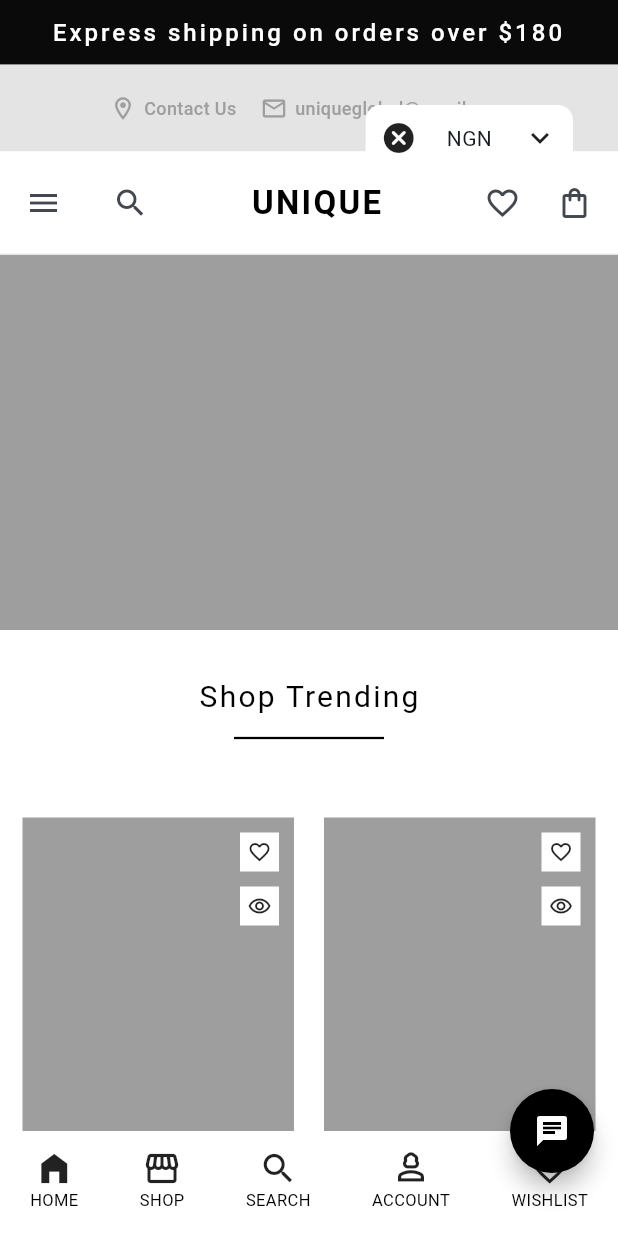
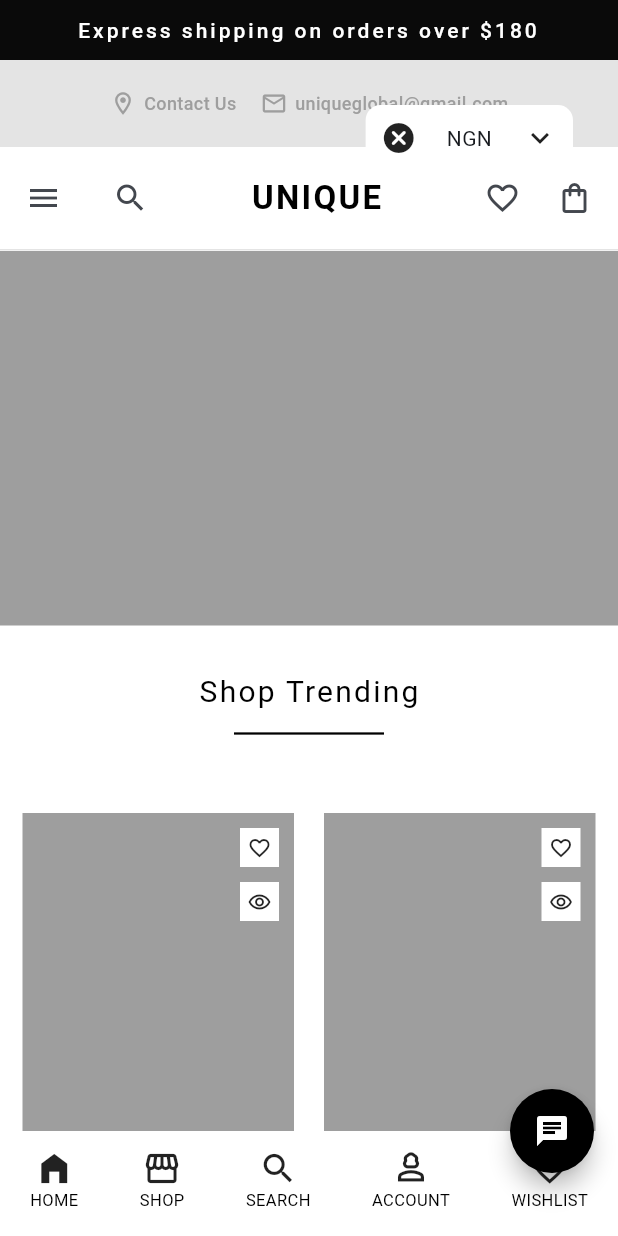
Before and after one commit to joena1o/Unique-E-commerce-App, a Flutter app: the screen it shows after launch, on a phone screen of 412 x 824 dp. Run offline on Flutter 3.47's test engine with Material 3 defaults, Android fonts, the phone set to English and light mode, and no system bars; our stand-ins replace flutter_breadcrumb, font_awesome_flutter, get_it, go_router; Roboto replaces fonts that are missing (Montserrat).

Commit message:
responsive fixes

```diff
--- a/lib/features/home_screen/pages/home_screen.dart
+++ b/lib/features/home_screen/pages/home_screen.dart
@@ -4,6 +4,7 @@ import 'package:beunique_ecommerce/features/home_screen/widgets/end_drawer_items
 import 'package:beunique_ecommerce/features/home_screen/widgets/links_area.dart';
 import 'package:beunique_ecommerce/features/home_screen/widgets/full_screen_widgets/full_screen_navbar.dart';
 import 'package:beunique_ecommerce/features/home_screen/widgets/info_banner.dart';
+import 'package:beunique_ecommerce/features/home_screen/widgets/mobile_navbar.dart';
 import 'package:beunique_ecommerce/features/home_screen/widgets/top_banner.dart';
 import 'package:beunique_ecommerce/utils/responsive.dart';
 import 'package:flutter/material.dart';
@@ -54,107 +55,12 @@ class _HomeScreenState extends State<HomeScreen>
                   const TopBanner(),
                   const InfoBanner(),
                   Responsive.isMobile(context)
-                      ? Container(
-                          decoration: BoxDecoration(
-                              border: Border(
-                                  bottom:
-                                      BorderSide(color: AppColors.borderGray)),
-                              color: Colors.white),
-                          padding: const EdgeInsets.symmetric(
-                              vertical: 10.0, horizontal: 5),
-                          child: Row(
-                            children: [
-                              IconButton(
-                                  onPressed: () {
-                                    _scaffoldKey.currentState?.openDrawer();
-                                  },
-                                  icon: const Icon(Icons.menu)),
-                              const SizedBox(
-                                width: 10,
-                              ),
-                              IconButton(
-                                  onPressed: () {
-                                    showTopSheet(
-                                      context,
-                                      Padding(
-                                        padding: const EdgeInsets.all(16.0),
-                                        child: Column(
-                                          mainAxisSize: MainAxisSize.min,
-                                          children: [
-                                            Align(
-                                              alignment: Alignment.bottomRight,
-                                              child: IconButton(
-                                                onPressed: () {
-                                                  overlayEntry.remove();
-                                                },
-                                                icon: const Icon(Icons.close),
-                                              ),
-                                            ),
-                                            const SizedBox(
-                                              height: 20,
-                                            ),
-                                            Container(
-                                                decoration: BoxDecoration(
-                                                  border: Border(
-                                                    bottom: BorderSide(
-                                                      color: AppColors
-                                                          .borderGray, // Border color
-                                                      width:
-                                                          2.0, // Border width
-                                                      style: BorderStyle
-                                                          .solid, // Border style
-                                                    ),
-                                                  ),
-                                                ),
-                                                child: Row(
-                                                  children: [
-                                                    Expanded(
-                                                      child: TextFormField(
-                                                          decoration:
-                                                              InputDecoration(
-                                                                  suffixIcon:
-                                                                      IconButton(
-                                                                    onPressed:
-                                                                        () {},
-                                                                    icon: const Icon(
-                                                                        Icons
-                                                                            .search),
-                                                                  ),
-                                                                  border:
-                                                                      InputBorder
-                                                                          .none,
-                                                                  enabledBorder:
-                                                                      InputBorder
-                                                                          .none,
-                                                                  focusedBorder:
-                                                                      InputBorder
-                                                                          .none,
-                                                                  hintText:
-                                                                      "Search..")),
-                                                    )
-                                                  ],
-                                                )),
-                                            Container(height: 200)
-                                          ],
-                                        ),
-                                      ),
-                                    );
-                                  },
-                                  icon: const Icon(Icons.search)),
-                              const Spacer(),
-                              Text("UNIQUE",
-                                  style: UtilityClass.headerStyleBlack),
-                              const Spacer(),
-                              IconButton(
-                                  onPressed: () {},
-                                  icon: const Icon(Icons.favorite_outline)),
-                              IconButton(
-                                  onPressed: () {
-                                    _scaffoldKey.currentState?.openEndDrawer();
-                                  },
-                                  icon: const Icon(Icons.shopping_bag_outlined))
-                            ],
-                          ),
+                      ? MobileNavbar(
+                          openEndDrawer: () =>
+                              _scaffoldKey.currentState?.openEndDrawer(),
+                          openDrawer: () =>
+                              _scaffoldKey.currentState?.openDrawer(),
+                          openSearch: () => openSearch(),
                         )
                       : const FullScreenNavbar(),
                   widget.child,
@@ -374,4 +280,57 @@ class _HomeScreenState extends State<HomeScreen>
 
     overlay.insert(overlayEntry);
   }
+
+  void openSearch() {
+    showTopSheet(
+      context,
+      Padding(
+        padding: const EdgeInsets.all(16.0),
+        child: Column(
+          mainAxisSize: MainAxisSize.min,
+          children: [
+            Align(
+              alignment: Alignment.bottomRight,
+              child: IconButton(
+                onPressed: () {
+                  overlayEntry.remove();
+                },
+                icon: const Icon(Icons.close),
+              ),
+            ),
+            const SizedBox(
+              height: 20,
+            ),
+            Container(
+                decoration: BoxDecoration(
+                  border: Border(
+                    bottom: BorderSide(
+                      color: AppColors.borderGray, // Border color
+                      width: 2.0, // Border width
+                      style: BorderStyle.solid, // Border style
+                    ),
+                  ),
+                ),
+                child: Row(
+                  children: [
+                    Expanded(
+                      child: TextFormField(
+                          decoration: InputDecoration(
+                              suffixIcon: IconButton(
+                                onPressed: () {},
+                                icon: const Icon(Icons.search),
+                              ),
+                              border: InputBorder.none,
+                              enabledBorder: InputBorder.none,
+                              focusedBorder: InputBorder.none,
+                              hintText: "Search..")),
+                    )
+                  ],
+                )),
+            Container(height: 200)
+          ],
+        ),
+      ),
+    );
+  }
 }
--- /dev/null
+++ b/lib/features/home_screen/widgets/mobile_navbar.dart
@@ -0,0 +1,57 @@
+import 'package:beunique_ecommerce/core/app_colors.dart';
+import 'package:beunique_ecommerce/utils/utility_class.dart';
+import 'package:flutter/material.dart';
+
+class MobileNavbar extends StatefulWidget {
+  const MobileNavbar(
+      {super.key,
+      required this.openDrawer,
+      required this.openEndDrawer,
+      required this.openSearch});
+
+  final Function openDrawer;
+  final Function openEndDrawer;
+  final Function openSearch;
+
+  @override
+  State<MobileNavbar> createState() => _MobileNavbarState();
+}
+
+class _MobileNavbarState extends State<MobileNavbar> {
+  @override
+  Widget build(BuildContext context) {
+    return Container(
+      decoration: BoxDecoration(
+          border: Border(bottom: BorderSide(color: AppColors.borderGray)),
+          color: Colors.white),
+      padding: const EdgeInsets.symmetric(vertical: 10.0, horizontal: 5),
+      child: Row(
+        children: [
+          IconButton(
+              onPressed: () {
+                widget.openDrawer();
+              },
+              icon: const Icon(Icons.menu)),
+          const SizedBox(
+            width: 10,
+          ),
+          IconButton(
+              onPressed: () {
+                widget.openSearch();
+              },
+              icon: const Icon(Icons.search)),
+          const Spacer(),
+          Text("UNIQUE", style: UtilityClass.headerStyleBlack),
+          const Spacer(),
+          IconButton(
+              onPressed: () {}, icon: const Icon(Icons.favorite_outline)),
+          IconButton(
+              onPressed: () {
+                widget.openEndDrawer();
+              },
+              icon: const Icon(Icons.shopping_bag_outlined))
+        ],
+      ),
+    );
+  }
+}
--- a/lib/features/product_screen/presentation/pages/product_screen.dart
+++ b/lib/features/product_screen/presentation/pages/product_screen.dart
@@ -207,7 +207,7 @@ class _ProductScreenState extends State<ProductScreen> {
                       flex: 2,
                       child: Container(
                         height: 47,
-                        padding: const EdgeInsets.all(5),
+                        padding: const EdgeInsets.all(2),
                         decoration: UtilityClass.setButtonDecoration(
                             AppColors.darkColor),
                         child: ElevatedButton(
--- a/lib/utils/utility_class.dart
+++ b/lib/utils/utility_class.dart
@@ -157,7 +157,7 @@ class UtilityClass {
       fontSize: 12, fontWeight: FontWeight.w500, color: Colors.grey);
 
   static TextStyle bannerLabelWhite = const TextStyle(
-      fontSize: 16,
+      fontSize: 14,
       letterSpacing: 2,
       fontWeight: FontWeight.w500,
       color: Colors.white);
```
